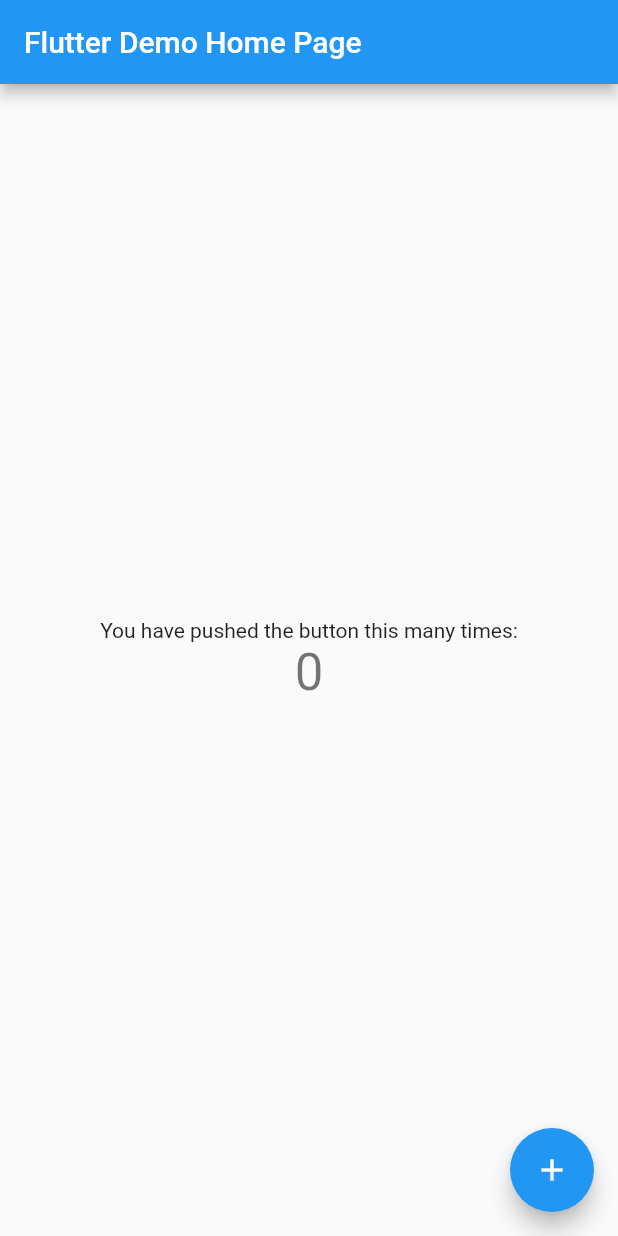
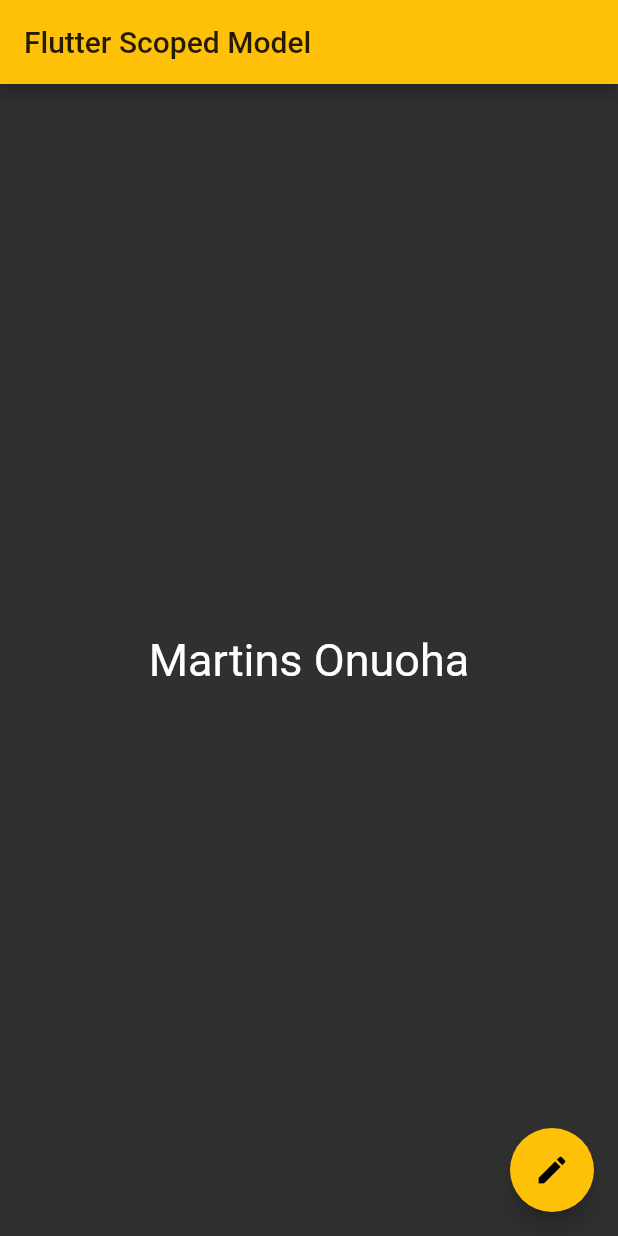
Before and after one commit to MartinsOnuoha/flutter_scoped_models, a Flutter app: the screen it shows after launch, on a phone screen of 412 x 824 dp. Run offline on Flutter 3.47's test engine with Material 2 defaults, Android fonts, the phone set to English and light mode, and no system bars.

Commit message:
added edit name page

```diff
--- a/lib/main.dart
+++ b/lib/main.dart
@@ -1,41 +1,37 @@
 import 'package:flutter/material.dart';
+import 'package:scoped_example/changeName.dart';
+import 'package:scoped_example/models/user.dart';
+import 'package:scoped_model/scoped_model.dart';
 
-void main() => runApp(MyApp());
+
+void main() => runApp(MyApp(user: User(),));
 
 class MyApp extends StatelessWidget {
-  // This widget is the root of your application.
+  // add user model instance
+  final User user;
+  // Create constructor for user
+  const MyApp({Key key, this.user}) : super(key: key);
+
   @override
   Widget build(BuildContext context) {
-    return MaterialApp(
-      title: 'Flutter Demo',
-      theme: ThemeData(
-        // This is the theme of your application.
-        //
-        // Try running your application with "flutter run". You'll see the
-        // application has a blue toolbar. Then, without quitting the app, try
-        // changing the primarySwatch below to Colors.green and then invoke
-        // "hot reload" (press "r" in the console where you ran "flutter run",
-        // or simply save your changes to "hot reload" in a Flutter IDE).
-        // Notice that the counter didn't reset back to zero; the application
-        // is not restarted.
-        primarySwatch: Colors.blue,
+    return ScopedModel<User>(
+      model: user,
+      child: MaterialApp(
+        title: 'Flutter Scoped Model',
+        theme: ThemeData(
+          brightness: Brightness.dark,
+          primaryColor: Colors.amber,
+          buttonColor: Colors.amberAccent,
+          accentColor: Colors.amber
+        ),
+        home: MyHomePage(title: 'Flutter Scoped Model'),
       ),
-      home: MyHomePage(title: 'Flutter Demo Home Page'),
     );
   }
 }
 
 class MyHomePage extends StatefulWidget {
   MyHomePage({Key key, this.title}) : super(key: key);
-
-  // This widget is the home page of your application. It is stateful, meaning
-  // that it has a State object (defined below) that contains fields that affect
-  // how it looks.
-
-  // This class is the configuration for the state. It holds the values (in this
-  // case the title) provided by the parent (in this case the App widget) and
-  // used by the build method of the State. Fields in a Widget subclass are
-  // always marked "final".
 
   final String title;
 
@@ -44,68 +40,25 @@ class MyHomePage extends StatefulWidget {
 }
 
 class _MyHomePageState extends State<MyHomePage> {
-  int _counter = 0;
-
-  void _incrementCounter() {
-    setState(() {
-      // This call to setState tells the Flutter framework that something has
-      // changed in this State, which causes it to rerun the build method below
-      // so that the display can reflect the updated values. If we changed
-      // _counter without calling setState(), then the build method would not be
-      // called again, and so nothing would appear to happen.
-      _counter++;
-    });
-  }
 
   @override
   Widget build(BuildContext context) {
-    // This method is rerun every time setState is called, for instance as done
-    // by the _incrementCounter method above.
-    //
-    // The Flutter framework has been optimized to make rerunning build methods
-    // fast, so that you can just rebuild anything that needs updating rather
-    // than having to individually change instances of widgets.
     return Scaffold(
       appBar: AppBar(
-        // Here we take the value from the MyHomePage object that was created by
-        // the App.build method, and use it to set our appbar title.
         title: Text(widget.title),
       ),
       body: Center(
-        // Center is a layout widget. It takes a single child and positions it
-        // in the middle of the parent.
-        child: Column(
-          // Column is also layout widget. It takes a list of children and
-          // arranges them vertically. By default, it sizes itself to fit its
-          // children horizontally, and tries to be as tall as its parent.
-          //
-          // Invoke "debug painting" (press "p" in the console, choose the
-          // "Toggle Debug Paint" action from the Flutter Inspector in Android
-          // Studio, or the "Toggle Debug Paint" command in Visual Studio Code)
-          // to see the wireframe for each widget.
-          //
-          // Column has various properties to control how it sizes itself and
-          // how it positions its children. Here we use mainAxisAlignment to
-          // center the children vertically; the main axis here is the vertical
-          // axis because Columns are vertical (the cross axis would be
-          // horizontal).
-          mainAxisAlignment: MainAxisAlignment.center,
-          children: <Widget>[
-            Text(
-              'You have pushed the button this many times:',
-            ),
-            Text(
-              '$_counter',
-              style: Theme.of(context).textTheme.display1,
-            ),
-          ],
-        ),
+        child: ScopedModelDescendant<User>(
+          builder: (context, child, model) {
+            return Text(model.name, style: TextStyle(fontSize: 30.0),);
+          },
+        )
       ),
       floatingActionButton: FloatingActionButton(
-        onPressed: _incrementCounter,
+        onPressed: () => Navigator.push(context, MaterialPageRoute(builder: (context) => EditNamePage())),
         tooltip: 'Increment',
-        child: Icon(Icons.add),
-      ), // This trailing comma makes auto-formatting nicer for build methods.
+        child: Icon(Icons.edit),
+      ),
     );
   }
 }
--- a/lib/models/user.dart
+++ b/lib/models/user.dart
@@ -3,4 +3,10 @@ import 'package:scoped_model/scoped_model.dart';
 class User extends Model {
   String _name = 'Martins Onuoha';
 
+  String get name => _name;
+
+  void changeName(String name) {
+    this._name = name;
+    notifyListeners();
+  }
 }
```
Also changed, not shown: lib/changeName.dart (added, +54 -0 lines).
